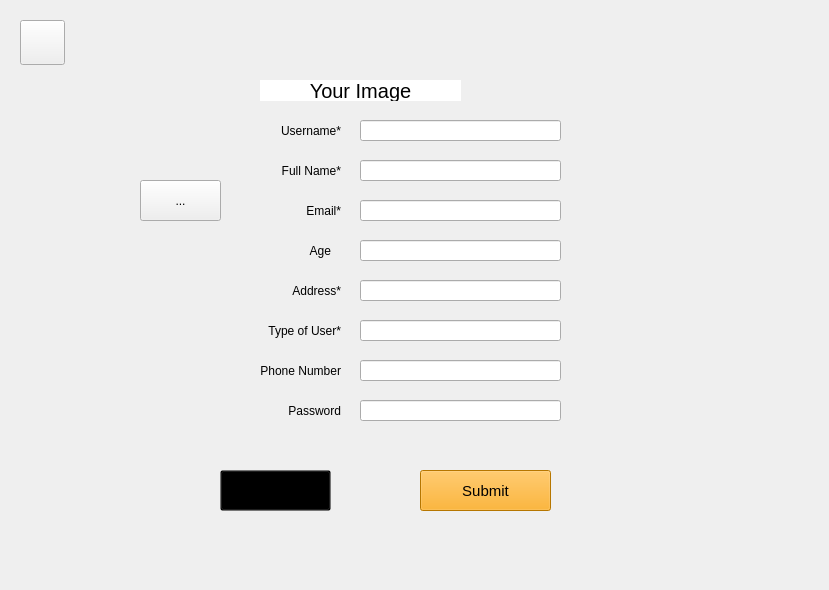
Before: the Qt Designer form King_Project/signupform.ui in greg-maceachern12/MicroManage, drawn with Qt 5.
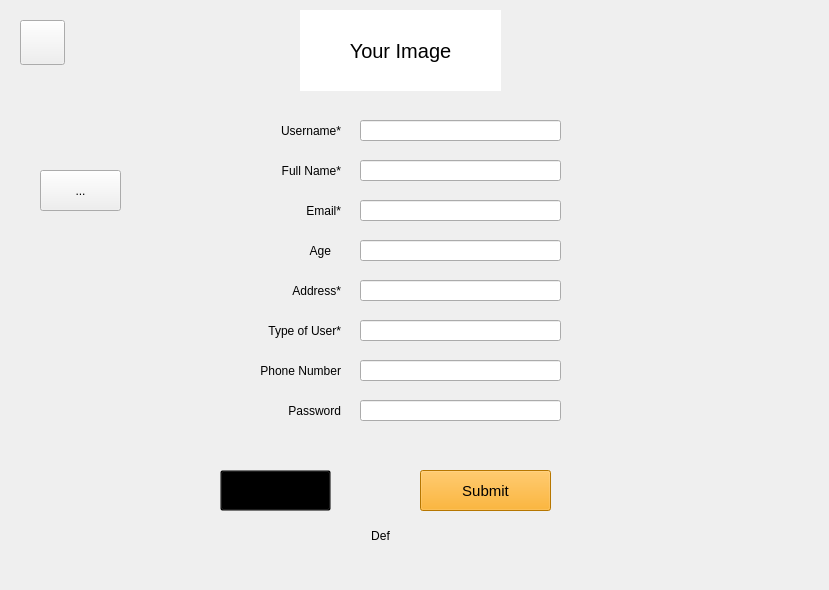
After: the same form once the commit is applied.

```diff
--- a/King_Project/signupform.ui
+++ b/King_Project/signupform.ui
@@ -35,10 +35,10 @@
   <widget class="QLabel" name="label_10">
    <property name="geometry">
     <rect>
-     <x>260</x>
-     <y>80</y>
+     <x>300</x>
+     <y>10</y>
      <width>201</width>
-     <height>21</height>
+     <height>81</height>
     </rect>
    </property>
    <property name="styleSheet">
@@ -168,8 +168,8 @@
   <widget class="QToolButton" name="toolButton">
    <property name="geometry">
     <rect>
-     <x>140</x>
-     <y>180</y>
+     <x>40</x>
+     <y>170</y>
      <width>81</width>
      <height>41</height>
     </rect>
@@ -191,14 +191,14 @@
   <widget class="QLabel" name="logMsg">
    <property name="geometry">
     <rect>
-     <x>240</x>
-     <y>530</y>
+     <x>190</x>
+     <y>520</y>
      <width>381</width>
      <height>31</height>
     </rect>
    </property>
    <property name="text">
-    <string/>
+    <string>Def</string>
    </property>
    <property name="alignment">
     <set>Qt::AlignCenter</set>
```
